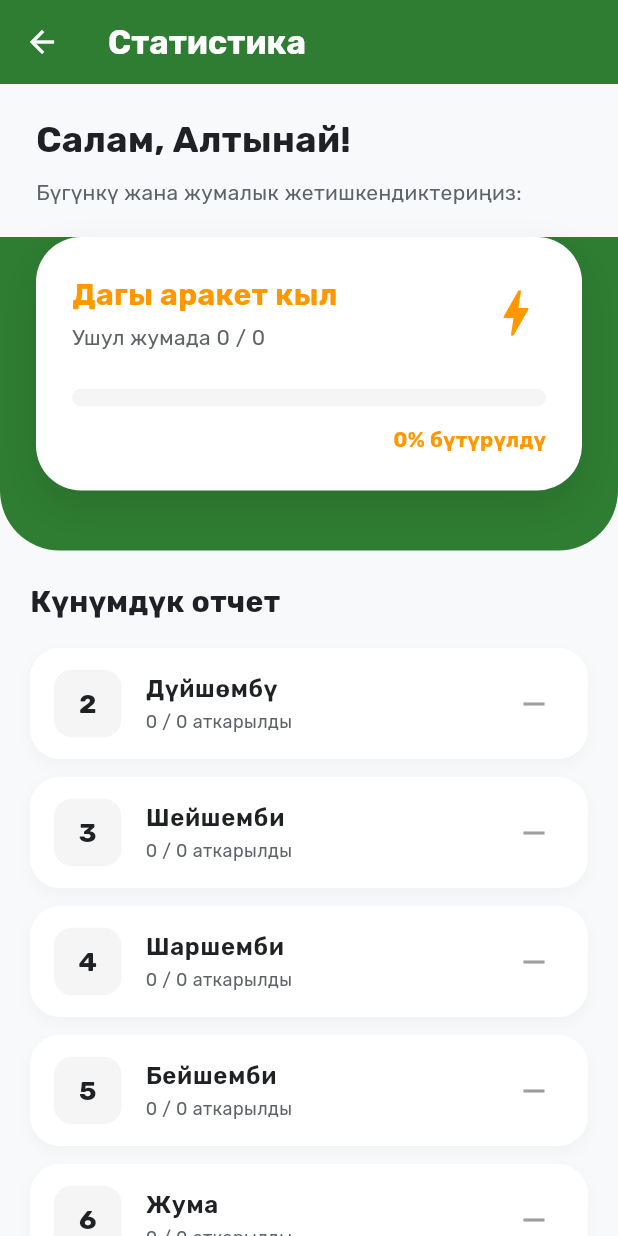
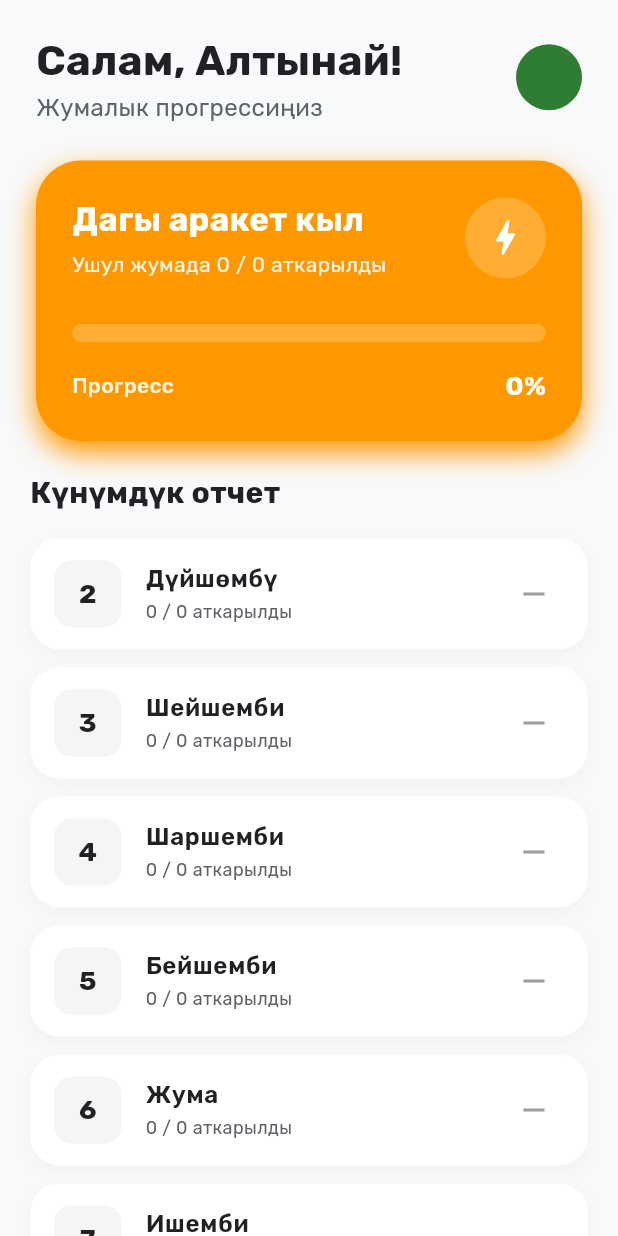
Before and after one commit to Altynai2003/kunTartip_app, a Flutter app: the StatsPage screen opened directly, on a phone screen of 412 x 824 dp. Run offline on Flutter 3.47's test engine with Material 3 defaults, Android fonts, the light colour scheme and no system bars; our stand-ins replace google_fonts, hive, hive_flutter; accounts and stored records are empty.

Commit message:
kuntartip koldonmosunun statistika bolumu jasaldy

```diff
--- a/lib/features/tasks/presentation/pages/home_page.dart
+++ b/lib/features/tasks/presentation/pages/home_page.dart
@@ -2,6 +2,7 @@ import 'package:flutter/material.dart';
 import 'package:google_fonts/google_fonts.dart';
 import 'package:provider/provider.dart';
 import '../../../../core/constants/app_colors.dart';
+import '../../../../core/providers/user_provider.dart';
 import '../providers/task_provider.dart';
 import '../widgets/add_task_dialog.dart';
 import '../widgets/task_item.dart';
@@ -18,6 +19,7 @@ class _HomePageState extends State<HomePage> {
 
   @override
   Widget build(BuildContext context) {
+    final userProvider = Provider.of<UserProvider>(context);
     return Consumer<TaskProvider>(
       builder: (context, provider, child) {
         final now = DateTime.now();
@@ -50,7 +52,7 @@ class _HomePageState extends State<HomePage> {
                 ),
                 const SizedBox(width: 12),
                 Text(
-                  _getGreeting(),
+                  _getGreeting(userProvider.userName),
                   style: GoogleFonts.rubik(
                     fontSize: 22,
                     fontWeight: FontWeight.bold,
@@ -88,11 +90,12 @@ class _HomePageState extends State<HomePage> {
     );
   }
 
-  String _getGreeting() {
+  String _getGreeting(String? name) {
     final hour = DateTime.now().hour;
-    if (hour < 12) return "Кутман таң!";
-    if (hour < 18) return "Кутман күн!";
-    return "Кутман кеч!";
+    final displayName = name ?? 'Алтынай';
+    if (hour < 12) return "Кутман таң, $displayName!";
+    if (hour < 18) return "Кутман күн, $displayName!";
+    return "Кутман кеч, $displayName!";
   }
 
   Widget _buildModernHeader(int completed, int total, double progress) {
--- a/lib/features/tasks/presentation/pages/main_screen.dart
+++ b/lib/features/tasks/presentation/pages/main_screen.dart
@@ -23,12 +23,6 @@ class _MainScreenState extends State<MainScreen> {
   @override
   Widget build(BuildContext context) {
     return Scaffold(
-      appBar: AppBar(
-        title: Text(
-          "Күн Тартип",
-          style: GoogleFonts.rubik(fontWeight: FontWeight.bold),
-        ),
-      ),
       body: _pages[_currentIndex],
       bottomNavigationBar: Container(
         decoration: const BoxDecoration(
--- a/lib/features/tasks/presentation/providers/stats_page.dart
+++ b/lib/features/tasks/presentation/providers/stats_page.dart
@@ -40,15 +40,9 @@ class StatsPage extends StatelessWidget {
         return Scaffold(
           backgroundColor: AppColors.background,
           appBar: AppBar(
-            backgroundColor: AppColors.primaryGreen,
+            backgroundColor: Colors.transparent,
             elevation: 0,
-            title: Text(
-              'Статистика',
-              style: GoogleFonts.rubik(
-                fontWeight: FontWeight.bold,
-                color: Colors.white,
-              ),
-            ),
+            toolbarHeight: 0,
           ),
           body: SingleChildScrollView(
             child: Column(
@@ -56,28 +50,46 @@ class StatsPage extends StatelessWidget {
               children: [
                 Padding(
                   padding: const EdgeInsets.fromLTRB(24, 20, 24, 0),
-                  child: Text(
+                  child: Row(
+                    mainAxisAlignment: MainAxisAlignment.spaceBetween,
+                    children: [
+                      Column(
+                        crossAxisAlignment: CrossAxisAlignment.start,
+                        children: [
+                          Text(
                             "Салам, ${userProvider.userName ?? 'Алтынай'}!",
                             style: GoogleFonts.rubik(
-                      fontSize: 24,
+                              fontSize: 28,
                               fontWeight: FontWeight.bold,
                               color: AppColors.textDark,
                             ),
                           ),
-                ),
-                const SizedBox(height: 8),
-                Padding(
-                  padding: const EdgeInsets.symmetric(horizontal: 24),
-                  child: Text(
-                    "Бүгүнкү жана жумалык жетишкендиктериңиз:",
+                          Text(
+                            "Жумалык прогрессиңиз",
                             style: GoogleFonts.rubik(
-                      fontSize: 14,
+                              fontSize: 16,
                               color: AppColors.textGrey,
                             ),
                           ),
+                        ],
                       ),
-                const SizedBox(height: 20),
+                      Container(
+                        padding: const EdgeInsets.all(10),
+                        decoration: const BoxDecoration(
+                          color: AppColors.primaryGreen,
+                          shape: BoxShape.circle,
+                        ),
+                        child: const Icon(
+                          Icons.insights_rounded,
+                          color: AppColors.primaryGreen,
+                        ),
+                      ),
+                    ],
+                  ),
+                ),
+                const SizedBox(height: 24),
                 _buildProgressHeader(
+                  context,
                   percentage,
                   completedWeekTasks,
                   totalWeekTasks,
@@ -116,10 +128,15 @@ class StatsPage extends StatelessWidget {
     );
   }
 
-  Widget _buildProgressHeader(double percentage, int completed, int total) {
-    String feedbackMsg = "Дагы аракет кыл";
-    IconData feedbackIcon = Icons.bolt;
-    Color color = Colors.orange;
+  Widget _buildProgressHeader(
+    BuildContext context,
+    double percentage,
+    int completed,
+    int total,
+  ) {
+    String feedbackMsg;
+    IconData feedbackIcon;
+    Color color;
 
     if (percentage > 0.8) {
       feedbackMsg = "Азаматсыз!";
@@ -129,33 +146,26 @@ class StatsPage extends StatelessWidget {
       feedbackMsg = "Жакшы бара жатасыз";
       feedbackIcon = Icons.thumb_up_rounded;
       color = AppColors.secondaryBlue;
-    } else if (percentage > 0.1) {
-      feedbackMsg = "Жакшы";
-      feedbackIcon = Icons.trending_up_rounded;
-      color = Colors.blue;
+    } else {
+      feedbackMsg = "Дагы аракет кыл";
+      feedbackIcon = Icons.bolt;
+      color = Colors.orange;
     }
 
     return Container(
       width: double.infinity,
-      padding: const EdgeInsets.fromLTRB(24, 0, 24, 40),
-      decoration: const BoxDecoration(
-        color: AppColors.primaryGreen,
-        borderRadius: BorderRadius.only(
-          bottomLeft: Radius.circular(40),
-          bottomRight: Radius.circular(40),
-        ),
-      ),
+      padding: const EdgeInsets.symmetric(horizontal: 24),
       child: Container(
         padding: const EdgeInsets.all(24),
         decoration: BoxDecoration(
-          color: Colors.white,
+          gradient: LinearGradient(
+            colors: [color],
+            begin: Alignment.topLeft,
+            end: Alignment.bottomRight,
+          ),
           borderRadius: BorderRadius.circular(30),
           boxShadow: [
-            BoxShadow(
-              color: Colors.black.withValues(alpha: 0.1),
-              blurRadius: 20,
-              offset: const Offset(0, 10),
-            ),
+            BoxShadow(color: color, blurRadius: 15, offset: const Offset(0, 8)),
           ],
         ),
         child: Column(
@@ -169,44 +179,85 @@ class StatsPage extends StatelessWidget {
                     Text(
                       feedbackMsg,
                       style: GoogleFonts.rubik(
-                        fontSize: 20,
+                        fontSize: 22,
                         fontWeight: FontWeight.bold,
-                        color: color,
+                        color: Colors.white,
                       ),
                     ),
                     const SizedBox(height: 4),
                     Text(
-                      "Ушул жумада $completed / $total",
+                      "Ушул жумада $completed / $total аткарылды",
                       style: GoogleFonts.rubik(
-                        color: AppColors.textGrey,
+                        // ignore: deprecated_member_use
+                        color: Colors.white.withOpacity(0.9),
                         fontSize: 14,
                       ),
                     ),
                   ],
                 ),
-                Icon(feedbackIcon, size: 40, color: color),
+                Container(
+                  padding: const EdgeInsets.all(12),
+                  decoration: BoxDecoration(
+                    // ignore: deprecated_member_use
+                    color: Colors.white.withOpacity(0.2),
+                    shape: BoxShape.circle,
+                  ),
+                  child: Icon(feedbackIcon, size: 30, color: Colors.white),
+                ),
               ],
             ),
-            const SizedBox(height: 24),
-            ClipRRect(
+            const SizedBox(height: 30),
+            Stack(
+              children: [
+                Container(
+                  height: 12,
+                  width: double.infinity,
+                  decoration: BoxDecoration(
+                    // ignore: deprecated_member_use
+                    color: Colors.white.withOpacity(0.2),
                     borderRadius: BorderRadius.circular(20),
-              child: LinearProgressIndicator(
-                value: percentage,
-                minHeight: 12,
-                backgroundColor: Colors.grey.shade100,
-                valueColor: AlwaysStoppedAnimation<Color>(color),
                   ),
                 ),
-            const SizedBox(height: 12),
-            Align(
-              alignment: Alignment.centerRight,
-              child: Text(
-                "${(percentage * 100).toInt()}% бүтүрүлдү",
+                AnimatedContainer(
+                  duration: const Duration(milliseconds: 800),
+                  height: 12,
+                  width: MediaQuery.of(context).size.width * 0.7 * percentage,
+                  decoration: BoxDecoration(
+                    color: Colors.white,
+                    borderRadius: BorderRadius.circular(20),
+                    boxShadow: [
+                      BoxShadow(
+                        // ignore: deprecated_member_use
+                        color: Colors.white.withOpacity(0.5),
+                        blurRadius: 4,
+                        offset: const Offset(0, 0),
+                      ),
+                    ],
+                  ),
+                ),
+              ],
+            ),
+            const SizedBox(height: 16),
+            Row(
+              mainAxisAlignment: MainAxisAlignment.spaceBetween,
+              children: [
+                Text(
+                  "Прогресс",
+                  style: GoogleFonts.rubik(
+                    // ignore: deprecated_member_use
+                    color: Colors.white.withOpacity(0.9),
+                    fontWeight: FontWeight.w500,
+                  ),
+                ),
+                Text(
+                  "${(percentage * 100).toInt()}%",
                   style: GoogleFonts.rubik(
                     fontWeight: FontWeight.bold,
-                  color: color,
+                    color: Colors.white,
+                    fontSize: 18,
                   ),
                 ),
+              ],
             ),
           ],
         ),
```
Lines whose indentation alone changed are shown as unchanged.
